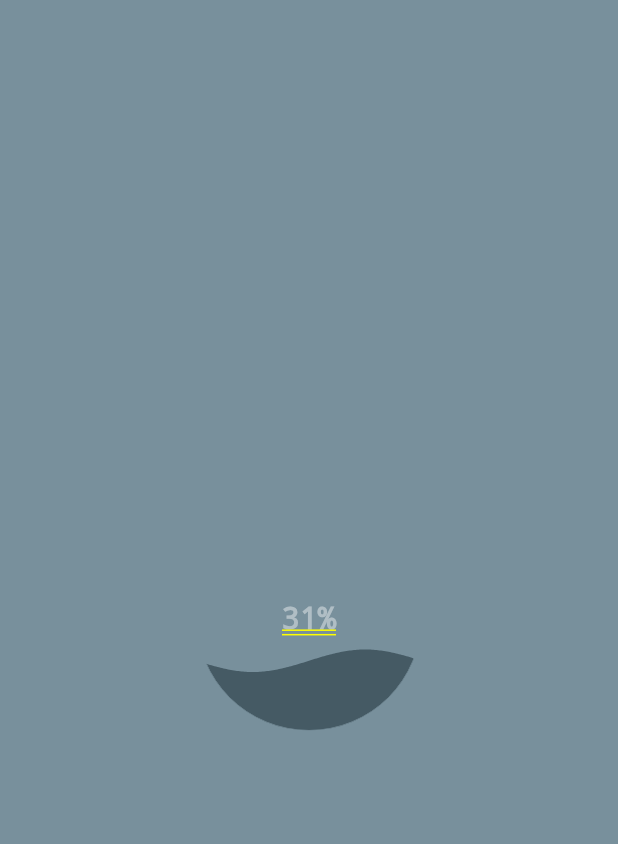
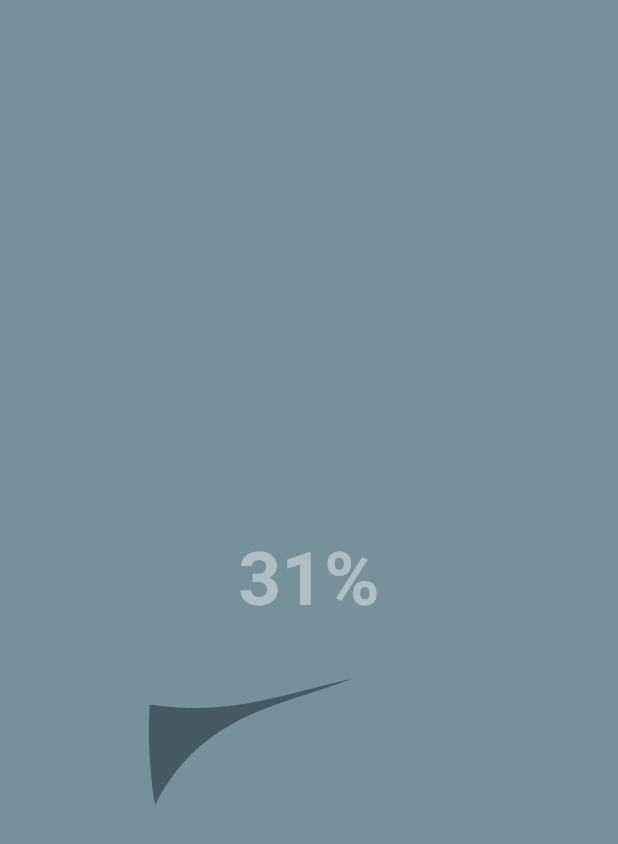
Before and after one commit to marcyhel/Site_Balanco_Hidrico_para_Culturas, a Flutter app: the first screen one second after launch, on a phone screen of 412 x 824 dp. Shown: the top 844 px of the screen. Run offline on Flutter 3.47's test engine with Material 2 defaults, Android fonts, the light colour scheme and no system bars; our stand-ins replace data_table_2, date_time_picker, easy_dynamic_theme, flutter_mobx, get_it, hive and 4 more; missing offline and left inert: ai_progress, awesome_dropdown, collapsible_sidebar, gradient_progress, gradient_progress_indicator, lazy_data_table and 1 more; accounts and stored records are empty; generated files the repository leaves out were written again; key blocks and very long unbroken strings in the code were emptied for the run.

Commit message:
load finished

```diff
--- a/lib/screen/load.dart
+++ b/lib/screen/load.dart
@@ -24,32 +24,36 @@ class _LoadState extends State<Load> {
   Future<void> carr() async {
     print(widget.load);
     await Future.delayed(Duration(seconds: Random().nextInt(1) + 0));
-    for (var i = 0; i <= 30; i++) {
+    for (var i = 0; i <= (Random().nextInt(20) + 30); i++) {
       await Future.delayed(Duration(milliseconds: 20));
       setState(() {
         widget.load += 0.01;
       });
     }
     await Future.delayed(Duration(milliseconds: Random().nextInt(500) + 500));
-    for (var i = 0; i <= 10; i++) {
+    for (var i = 0; i <= (Random().nextInt(20) + 10); i++) {
       await Future.delayed(Duration(milliseconds: 10));
       setState(() {
         widget.load += 0.01;
       });
     }
-    await Future.delayed(Duration(seconds: Random().nextInt(1) + 0));
-    for (var i = 0; i <= 50; i++) {
+    await Future.delayed(Duration(seconds: Random().nextInt(1) + 1));
+    for (var i = 0; i <= (Random().nextInt(20) + 40); i++) {
+      if (widget.load < 100) {
         await Future.delayed(Duration(milliseconds: 20));
         setState(() {
           widget.load += 0.01;
         });
       }
+    }
     await Future.delayed(Duration(milliseconds: 600));
-    for (var i = 0; i <= 10; i++) {
+    for (var i = 0; i <= (Random().nextInt(20) + 10); i++) {
+      if (widget.load < 100) {
         await Future.delayed(Duration(milliseconds: 20));
         setState(() {
           widget.load += 0.01;
         });
+      }
     }
     Navigator.pop(context);
     Navigator.push(
@@ -62,38 +66,78 @@ class _LoadState extends State<Load> {
   void initState() {
     // TODO: implement initState
     carr();
-    // _animationController =
-    //     new AnimationController(vsync: this, duration: Duration(seconds: 3));
-    //_animationController.addListener(() => setState(() {}));
-    // _animationController.repeat();
+
     super.initState();
   }
 
   @override
   Widget build(BuildContext context) {
-    //mob.setLoad();
-    return Container(
+    var size = MediaQuery.of(context).size;
+    Path _buildHeartPath() {
+      return Path()
+        ..moveTo(55, 15)
+        ..cubicTo(55, 12, 50, 0, 30, 0)
+        ..cubicTo(0, 0, 0, 37.5, 0, 37.5)
+        ..cubicTo(0, 55, 20, 77, 55, 95)
+        ..cubicTo(90, 77, 110, 55, 110, 37.5)
+        ..cubicTo(110, 37.5, 110, 0, 80, 0)
+        ..cubicTo(65, 0, 55, 12, 55, 15)
+        ..close();
+    } /*
+   ..moveTo(0, 250)
+        ..cubicTo(50, 150, 160, 200, 200, 100)
+        ..quadraticBezierTo(210, 65, 200, 50)
+        ..quadraticBezierTo(200, 40, 210, 40)
+        ..lineTo(205, 30)
+        ..quadraticBezierTo(195, 30, 190, 40)
+        ..cubicTo(150, 0, -20, 50, 0, 250)*/
+
+    Path _buildFolhaPath() {
+      return Path()
+        ..moveTo(50, 250)
+        ..cubicTo(100, 150, 210, 200, 250, 100)
+        ..quadraticBezierTo(260, 65, 250, 50)
+        ..quadraticBezierTo(250, 40, 260, 40)
+        ..lineTo(255, 30)
+        ..lineTo(305, 30)
+        ..lineTo(255, 30)
+        ..quadraticBezierTo(245, 30, 240, 35)
+        ..quadraticBezierTo(90, 90, 70, 180)
+        ..quadraticBezierTo(90, 90, 232, 32)
+        // ..cubicTo(230, 30, 60, 175, 70, 180)
+        //..cubicTo(50, 150, 100, 0, 235, 35)
+        //..lineTo(70, 180)
+        // ..lineTo(235, 35)
+
+        ..cubicTo(170, 0, 20, 50, 50, 250)
+
+        /*..cubicTo(0, 55, 20, 77, 55, 95)
+        ..cubicTo(90, 77, 110, 55, 110, 37.5)
+        ..cubicTo(110, 37.5, 110, 0, 80, 0)
+        ..cubicTo(65, 0, 55, 12, 55, 15)*/
+        ..close();
+    }
+
+    return Scaffold(
+      body: Container(
         color: Colors.blueGrey[400],
         child: ResponsiveWidget.isSmallScreen(context)
             ? Center(
-              child: SizedBox(
-                width: 150.0,
-                height: 150.0,
-                child: LiquidCircularProgressIndicator(
+                child: LiquidCustomProgressIndicator(
                   value: widget.load,
+                  direction: Axis.vertical,
                   backgroundColor: Colors.blueGrey[400],
-                  valueColor: AlwaysStoppedAnimation(
-                    Colors.blueGrey.shade700,
-                  ),
-                  borderColor: Colors.blueGrey.shade400,
-                  borderWidth: 0.0,
-                  center: Text(
+                  valueColor: AlwaysStoppedAnimation(Colors.blueGrey.shade700),
+                  shapePath: _buildFolhaPath(),
+                  center: Container(
+                    margin: EdgeInsets.only(bottom: 50),
+                    child: Text(
                       (widget.load * 100) > 100
                           ? '100%'
                           : "${(widget.load * 100).toStringAsFixed(0)}%",
                       style: TextStyle(
                         color: Colors.blueGrey.shade200,
-                      fontSize: 20.0,
+                        fontSize: 50.0,
                         fontWeight: FontWeight.bold,
                       ),
                     ),
@@ -101,34 +145,46 @@ class _LoadState extends State<Load> {
                 ),
               )
             : Center(
-              child: Container(
-                //width: MediaQuery.of(context).size.width / 3,
-                //height: MediaQuery.of(context).size.height / 3,
-                child: Expanded(
-                  child: GradientCircularProgressIndicator(
-                    gradientColors: [
-                      Colors.blueGrey.shade500,
-                      Colors.blueGrey.shade700
-                    ],
-                    radius: MediaQuery.of(context).size.width / 10,
-                    strokeWidth: MediaQuery.of(context).size.width / 25,
-                    value: widget.load, //new Tween(begin: 0.0, end: 1.0)
-                    //.animate(CurvedAnimation(
-                    //      parent: _animationController, curve: Curves.decelerate))
-                    // .value,
+                child: LiquidCustomProgressIndicator(
+                  value: widget.load,
+                  direction: Axis.vertical,
+                  backgroundColor: Colors.blueGrey[400],
+                  valueColor: AlwaysStoppedAnimation(Colors.blueGrey.shade700),
+                  shapePath: _buildFolhaPath(),
+                  center: Container(
+                    margin: EdgeInsets.only(bottom: 50),
+                    child: Text(
+                      (widget.load * 100) > 100
+                          ? '100%'
+                          : "${(widget.load * 100).toStringAsFixed(0)}%",
+                      style: TextStyle(
+                        color: Colors.blueGrey.shade200,
+                        fontSize: 50.0,
+                        fontWeight: FontWeight.bold,
                       ),
-                ), /*AirDashboardStateProgressIndicator(
-            size: Size(150, 150),
-            value: widget.load, //1~100
-            valueColor: Colors
-                .amber, //ColorTween(begin: Colors.grey, end: Colors.blue).transform(_segmentValue / 10),
-            pathStrokeWidth: 0,
-            valueStrokeWidth: 40,
-            gapDegree: 60,
-            roundCap: true,
-          ),*/
+                    ),
+                  ),
+                ),
               ),
       ),
     );
   }
 }
+
+class PathPainter extends CustomPainter {
+  void paint(Canvas canvas, Size size) {
+    Paint paint = Paint()
+      ..color = Colors.red
+      ..style = PaintingStyle.stroke
+      ..strokeWidth = 8.0;
+
+    Path path = Path();
+    path.moveTo(0, size.height / 2);
+    path.quadraticBezierTo(
+        size.width / 2, size.height, size.width, size.height / 2);
+    canvas.drawPath(path, paint);
+  }
+
+  @override
+  bool shouldRepaint(CustomPainter oldDelegate) => true;
+}
```
Lines whose indentation alone changed are shown as unchanged.
